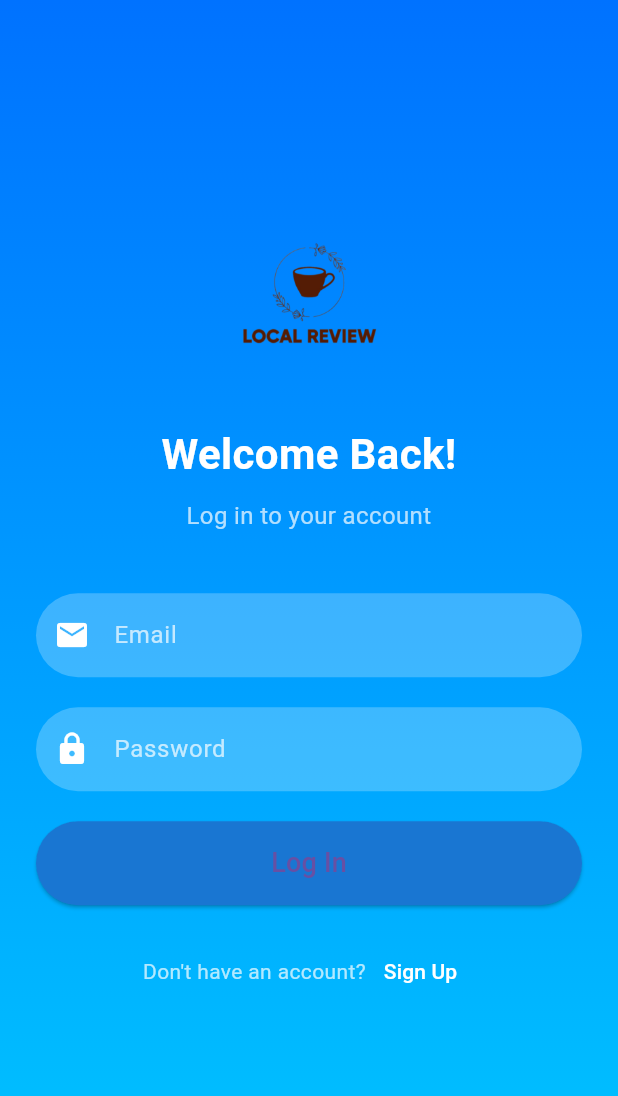
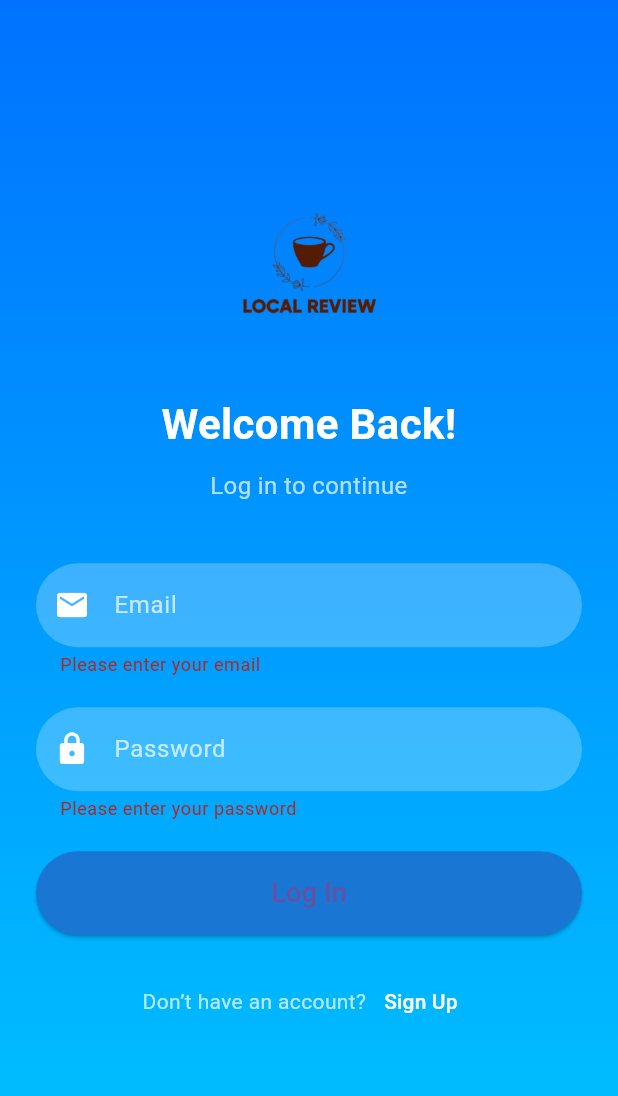
Before and after one commit to gigleson/localreview, a Flutter app: the LoginScreenView screen opened directly, after a tap on "Log In", on a phone screen of 412 x 824 dp. Shown: the top 1096 px of the screen. Run offline on Flutter 3.47's test engine with Material 3 defaults, Android fonts, the phone set to English and light mode, and no system bars.

Commit message:
added validation in login page

```diff
--- a/lib/view/login_screen_view.dart
+++ b/lib/view/login_screen_view.dart
@@ -1,14 +1,40 @@
 import 'package:flutter/material.dart';
 import 'package:localreview/view/signup_screen_view.dart';
 
+class LoginScreenView extends StatefulWidget {
+  const LoginScreenView({Key? key}) : super(key: key);
 
-class LoginScreenView extends StatelessWidget {
-  const LoginScreenView({super.key});
+  @override
+  State<LoginScreenView> createState() => _LoginScreenViewState();
+}
+
+class _LoginScreenViewState extends State<LoginScreenView> {
+  final TextEditingController emailController = TextEditingController();
+  final TextEditingController passwordController = TextEditingController();
+  final _formKey = GlobalKey<FormState>();
+
+  void login() {
+    final email = emailController.text.trim();
+    final password = passwordController.text.trim();
+
+    if (_formKey.currentState!.validate()) {
+      if (email == 'admin@gmail.com' && password == 'admin') {
+        // Navigate to the Home Page
+
+      } else {
+        // Show error snackbar
+        ScaffoldMessenger.of(context).showSnackBar(
+          const SnackBar(
+            content: Text('Invalid email or password.'),
+            backgroundColor: Colors.red,
+          ),
+        );
+      }
+    }
+  }
 
   @override
   Widget build(BuildContext context) {
-    final TextEditingController emailController = TextEditingController();
-    final TextEditingController passwordController = TextEditingController();
     return Scaffold(
       body: Container(
         decoration: const BoxDecoration(
@@ -22,6 +48,8 @@ class LoginScreenView extends StatelessWidget {
           child: Center(
             child: SingleChildScrollView(
               padding: const EdgeInsets.symmetric(horizontal: 24.0),
+              child: Form(
+                key: _formKey,
                 child: Column(
                   mainAxisAlignment: MainAxisAlignment.center,
                   crossAxisAlignment: CrossAxisAlignment.stretch,
@@ -46,7 +74,7 @@ class LoginScreenView extends StatelessWidget {
                     ),
                     const SizedBox(height: 10),
                     const Text(
-                    'Log in to your account',
+                      'Log in to continue',
                       textAlign: TextAlign.center,
                       style: TextStyle(
                         fontSize: 16,
@@ -56,27 +84,63 @@ class LoginScreenView extends StatelessWidget {
                     const SizedBox(height: 40),
 
                     // Email TextField
-                  _buildTextField(
+                    TextFormField(
                       controller: emailController,
+                      style: const TextStyle(color: Colors.white),
+                      decoration: InputDecoration(
                         hintText: 'Email',
-                    icon: Icons.email,
+                        hintStyle: const TextStyle(color: Colors.white70),
+                        filled: true,
+                        fillColor: Colors.white24,
+                        prefixIcon:
+                            const Icon(Icons.email, color: Colors.white),
+                        border: OutlineInputBorder(
+                          borderRadius: BorderRadius.circular(30),
+                          borderSide: BorderSide.none,
+                        ),
+                      ),
+                      validator: (value) {
+                        if (value == null || value.isEmpty) {
+                          return 'Please enter your email';
+                        }
+                        if (!RegExp(
+                                r"^[a-zA-Z0-9._%+-]+@[a-zA-Z0-9.-]+\.[a-zA-Z]{2,}$")
+                            .hasMatch(value)) {
+                          return 'Please enter a valid email address';
+                        }
+                        return null;
+                      },
                     ),
                     const SizedBox(height: 20),
 
                     // Password TextField
-                  _buildTextField(
+                    TextFormField(
                       controller: passwordController,
+                      style: const TextStyle(color: Colors.white),
+                      obscureText: true,
+                      decoration: InputDecoration(
                         hintText: 'Password',
-                    icon: Icons.lock,
-                    obscureText: true,
+                        hintStyle: const TextStyle(color: Colors.white70),
+                        filled: true,
+                        fillColor: Colors.white24,
+                        prefixIcon: const Icon(Icons.lock, color: Colors.white),
+                        border: OutlineInputBorder(
+                          borderRadius: BorderRadius.circular(30),
+                          borderSide: BorderSide.none,
+                        ),
+                      ),
+                      validator: (value) {
+                        if (value == null || value.isEmpty) {
+                          return 'Please enter your password';
+                        }
+                        return null;
+                      },
                     ),
                     const SizedBox(height: 20),
 
                     // Login Button
                     ElevatedButton(
-                    onPressed: () {
-                      // Handle Login
-                    },
+                      onPressed: login,
                       style: ElevatedButton.styleFrom(
                         padding: const EdgeInsets.symmetric(vertical: 15),
                         shape: RoundedRectangleBorder(
@@ -91,21 +155,22 @@ class LoginScreenView extends StatelessWidget {
                     ),
                     const SizedBox(height: 20),
 
-                  // Sign-Up Link
+                    // Don't have an account? Sign Up
                     Row(
                       mainAxisAlignment: MainAxisAlignment.center,
                       children: [
                         const Text(
-                        "Don't have an account?",
+                          'Don’t have an account?',
                           style: TextStyle(color: Colors.white70),
                         ),
                         TextButton(
                           onPressed: () {
-                          // Navigate to Sign-Up Screen
+                            // Navigate to Sign-Up Page
                             Navigator.pushReplacement(
                               context,
                               MaterialPageRoute(
-                                builder: (context) => const SignupScreenView()),
+                                  builder: (context) =>
+                                      const SignupScreenView()),
                             );
                           },
                           child: const Text(
@@ -121,30 +186,6 @@ class LoginScreenView extends StatelessWidget {
             ),
           ),
         ),
-    );
-  }
-
-  // A helper function to build styled TextFields
-  Widget _buildTextField({
-    required TextEditingController controller,
-    required String hintText,
-    required IconData icon,
-    bool obscureText = false,
-  }) {
-    return TextField(
-      controller: controller,
-      obscureText: obscureText,
-      style: const TextStyle(color: Colors.white),
-      decoration: InputDecoration(
-        hintText: hintText,
-        hintStyle: const TextStyle(color: Colors.white70),
-        filled: true,
-        fillColor: Colors.white24,
-        prefixIcon: Icon(icon, color: Colors.white),
-        border: OutlineInputBorder(
-          borderRadius: BorderRadius.circular(30),
-          borderSide: BorderSide.none,
-        ),
       ),
     );
   }
```
Lines whose indentation alone changed are shown as unchanged.
